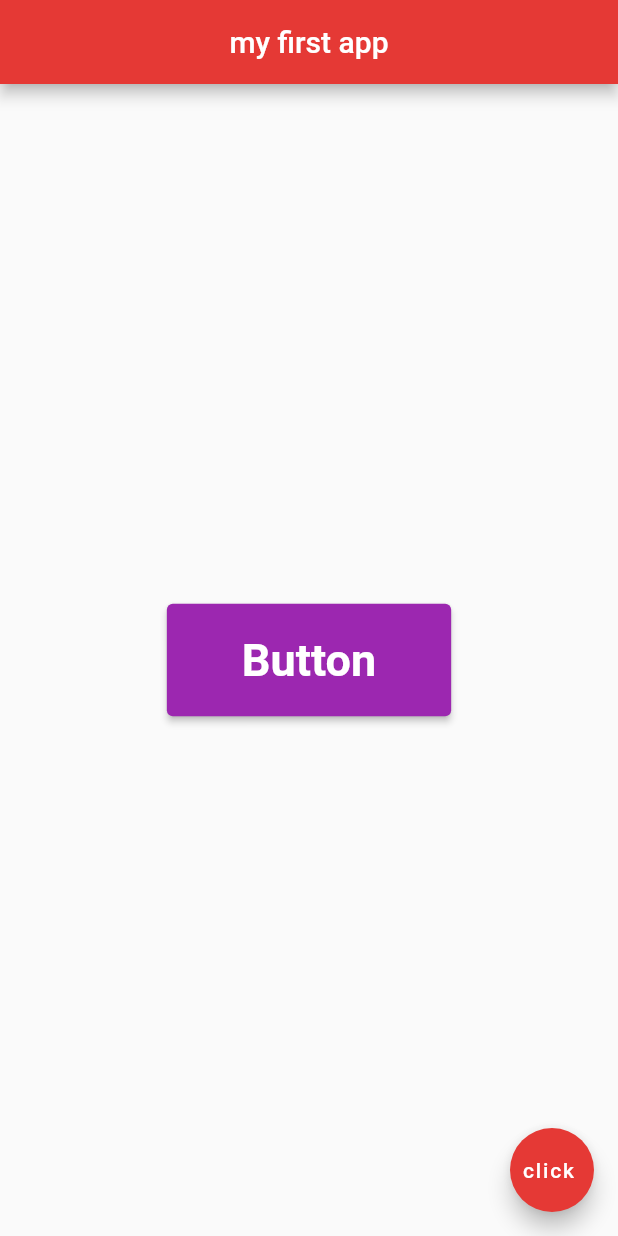
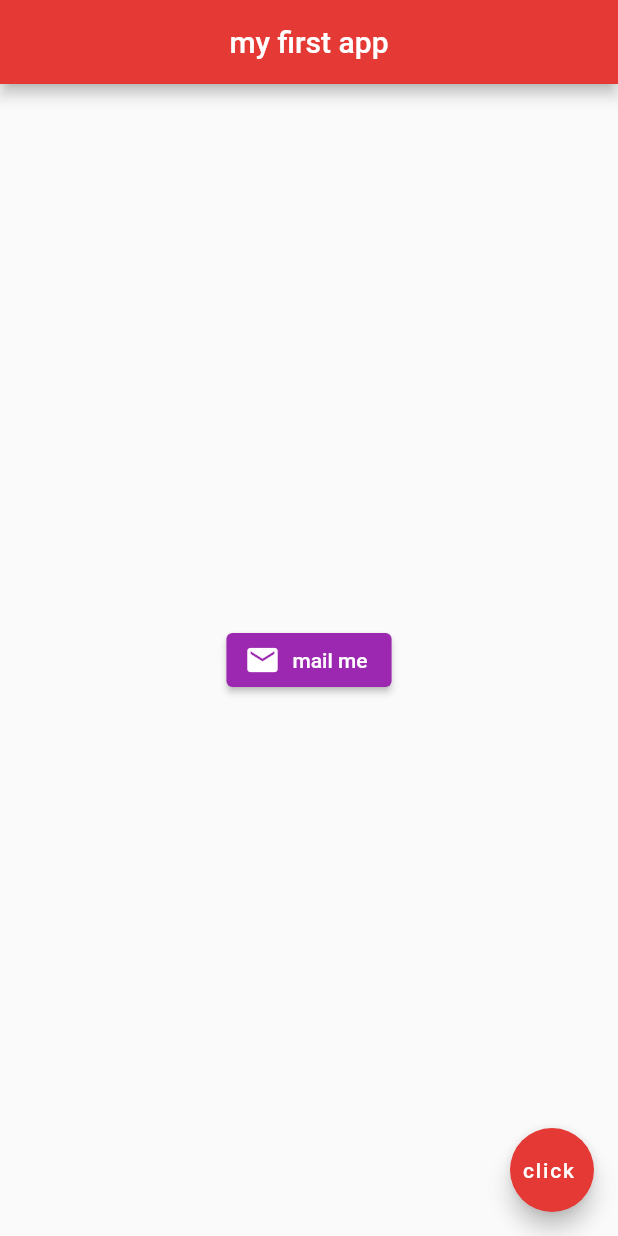
Before and after one commit to daniellekom/Flutter-dart-Practice, a Flutter app: the screen it shows after launch, on a phone screen of 412 x 824 dp. Run offline on Flutter 3.47's test engine with Material 2 defaults, Android fonts, the phone set to English and light mode, and no system bars.

Commit message:
icon button

```diff
--- a/lib/main.dart
+++ b/lib/main.dart
@@ -16,17 +16,13 @@ class Home extends StatelessWidget {
         backgroundColor: Colors.red[600],
       ),
       body: Center(
-        child: ElevatedButton(
-          child: const Text('Button'),
-          onPressed: () {
-            // ignore: avoid_print
-            print('you clicked me');
-          },
-          style: ElevatedButton.styleFrom(
-              primary: Colors.purple,
-              padding: const EdgeInsets.symmetric(horizontal: 50, vertical: 20),
-              textStyle:
-                  const TextStyle(fontSize: 30, fontWeight: FontWeight.bold)),
+        child: ElevatedButton.icon(
+          onPressed: () {},
+           icon: const Icon(
+             Icons.mail,
+           ),
+            label: const Text('mail me'),
+            style: ElevatedButton.styleFrom( primary: Colors.purple),
         ),
       ),
       floatingActionButton: FloatingActionButton(
```
